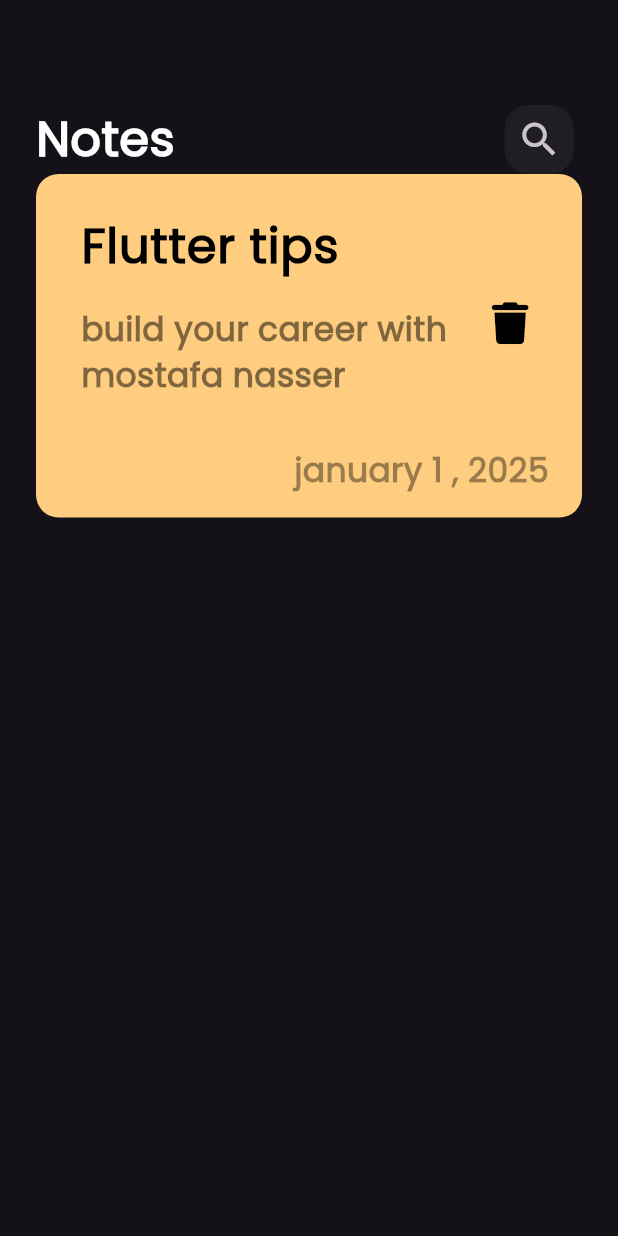
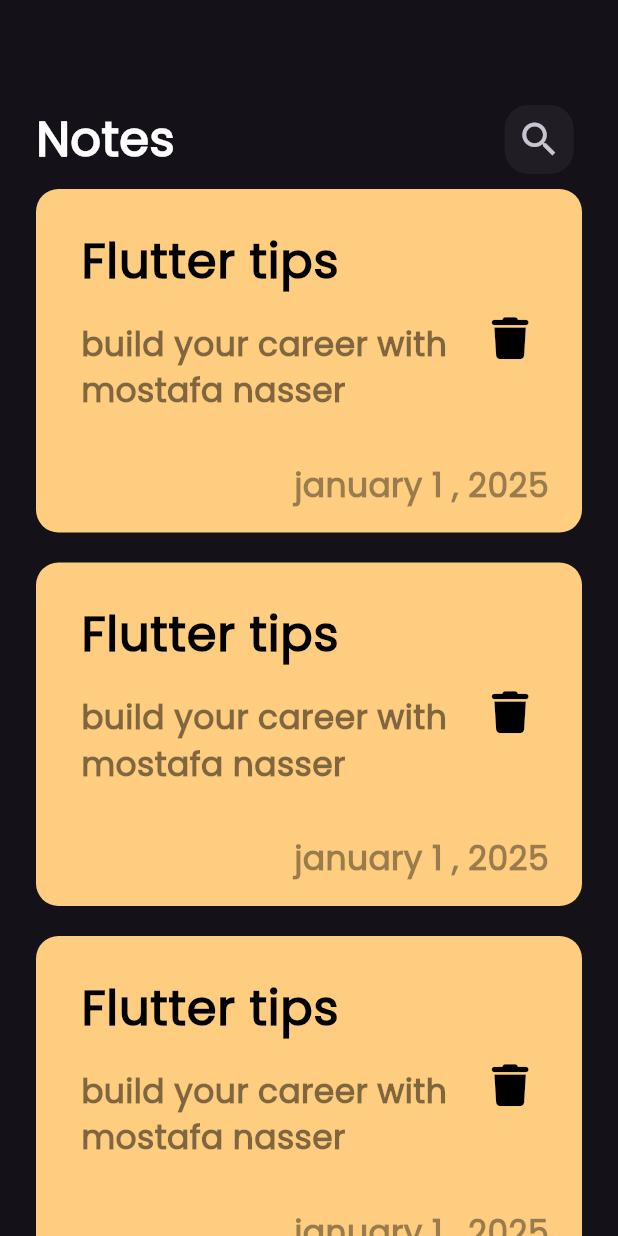
Before and after one commit to MoastafaNasser/noteapp, a Flutter app: the screen it shows after launch, on a phone screen of 412 x 824 dp. Run offline on Flutter 3.47's test engine with Material 3 defaults, Android fonts, the phone set to English and light mode, and no system bars; our stand-ins replace font_awesome_flutter.

Commit message:
create note list view

```diff
--- /dev/null
+++ b/lib/widgets/Note_List_View.dart
@@ -0,0 +1,18 @@
+
+import 'package:flutter/material.dart';
+import 'package:notesapp/widgets/custom_note_item.dart';
+
+class noteListView extends StatelessWidget {
+  const noteListView({super.key});
+
+  @override
+  Widget build(BuildContext context) {
+    return ListView.builder(itemBuilder: (context , index){
+
+      return Padding(
+        padding: const EdgeInsets.symmetric(vertical: 10),
+        child: noteItem(),
+      );
+    });
+  }
+}
--- a/lib/widgets/Notes_View_Body.dart
+++ b/lib/widgets/Notes_View_Body.dart
@@ -1,7 +1,9 @@
 import 'package:flutter/material.dart';
-import 'package:font_awesome_flutter/font_awesome_flutter.dart';
+import 'package:notesapp/widgets/Note_List_View.dart';
+
 
 import 'package:notesapp/widgets/custom_App-Bar.dart';
+
 
 class NotesViewBody extends StatelessWidget {
   const NotesViewBody({super.key});
@@ -16,73 +18,9 @@ class NotesViewBody extends StatelessWidget {
             height: 50,
           ),
           customAppBar(),
-          customItem(),
+          Expanded(child: noteListView()),
         ],
       ),
     );
   }
 }
-
-class customItem extends StatelessWidget {
-  const customItem({super.key});
-
-  @override
-  Widget build(BuildContext context) {
-    return Container(
-      padding: EdgeInsets.only(
-        top: 16,
-        bottom: 16,
-        left: 14,
-      ),
-      decoration: BoxDecoration(
-        borderRadius: BorderRadius.circular(15),
-        color: Color(0xffFFCD7F),
-      ),
-      child: Column(
-        crossAxisAlignment: CrossAxisAlignment.end,
-        children: [
-          ListTile(
-            title: Text(
-              "Flutter tips",
-              style: TextStyle(
-                fontSize: 32,
-                fontWeight: FontWeight.bold,
-                color: Colors.black,
-              ),
-            ),
-            subtitle: Padding(
-              padding: const EdgeInsets.only(top: 16, bottom: 24),
-              child: Text(
-                "build your career with  mostafa nasser",
-                style: TextStyle(
-                  fontSize: 22,
-                  fontWeight: FontWeight.bold,
-                  color: Colors.black.withOpacity(0.5),
-                ),
-              ),
-            ),
-            trailing: IconButton(
-              onPressed: () {},
-              icon: Icon(
-                FontAwesomeIcons.trash,
-                color: Colors.black,
-                size: 28,
-              ),
-            ),
-          ),
-          Padding(
-            padding: const EdgeInsets.only(right: 16),
-            child: Text(
-              "january 1 , 2025 ",
-              style: TextStyle(
-                fontSize: 22,
-                fontWeight: FontWeight.bold,
-                color: Colors.black.withOpacity(0.4),
-              ),
-            ),
-          ),
-        ],
-      ),
-    );
-  }
-}
--- a/lib/widgets/custom_note_item.dart
+++ b/lib/widgets/custom_note_item.dart
@@ -0,0 +1,67 @@
+
+import 'package:flutter/material.dart';
+import 'package:font_awesome_flutter/font_awesome_flutter.dart';
+
+class noteItem extends StatelessWidget {
+  const noteItem({super.key});
+
+  @override
+  Widget build(BuildContext context) {
+    return Container(
+      padding: EdgeInsets.only(
+        top: 16,
+        bottom: 16,
+        left: 14,
+      ),
+      decoration: BoxDecoration(
+        borderRadius: BorderRadius.circular(15),
+        color: Color(0xffFFCD7F),
+      ),
+      child: Column(
+        crossAxisAlignment: CrossAxisAlignment.end,
+        children: [
+          ListTile(
+            title: Text(
+              "Flutter tips",
+              style: TextStyle(
+                fontSize: 32,
+                fontWeight: FontWeight.bold,
+                color: Colors.black,
+              ),
+            ),
+            subtitle: Padding(
+              padding: const EdgeInsets.only(top: 16, bottom: 24),
+              child: Text(
+                "build your career with  mostafa nasser",
+                style: TextStyle(
+                  fontSize: 22,
+                  fontWeight: FontWeight.bold,
+                  color: Colors.black.withOpacity(0.5),
+                ),
+              ),
+            ),
+            trailing: IconButton(
+              onPressed: () {},
+              icon: Icon(
+                FontAwesomeIcons.trash,
+                color: Colors.black,
+                size: 28,
+              ),
+            ),
+          ),
+          Padding(
+            padding: const EdgeInsets.only(right: 16),
+            child: Text(
+              "january 1 , 2025 ",
+              style: TextStyle(
+                fontSize: 22,
+                fontWeight: FontWeight.bold,
+                color: Colors.black.withOpacity(0.4),
+              ),
+            ),
+          ),
+        ],
+      ),
+    );
+  }
+}
```
